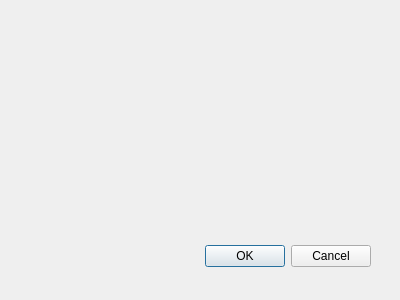
First picture: the form in utils/ShapesDemo/forms/subscribedialog.ui, repository eProsima/Fast-DDS, before the edit.
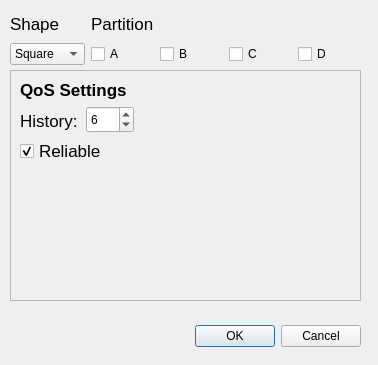
Second picture: the form after the edit.

Patch:
```diff
--- a/utils/ShapesDemo/forms/subscribedialog.ui
+++ b/utils/ShapesDemo/forms/subscribedialog.ui
@@ -8,8 +8,8 @@
    <rect>
     <x>0</x>
     <y>0</y>
-    <width>400</width>
-    <height>300</height>
+    <width>378</width>
+    <height>365</height>
    </rect>
   </property>
   <property name="windowTitle">
@@ -18,9 +18,9 @@
   <widget class="QDialogButtonBox" name="buttonBox">
    <property name="geometry">
     <rect>
-     <x>30</x>
-     <y>240</y>
-     <width>341</width>
+     <x>170</x>
+     <y>320</y>
+     <width>191</width>
      <height>32</height>
     </rect>
    </property>
@@ -31,6 +31,195 @@
     <set>QDialogButtonBox::Cancel|QDialogButtonBox::Ok</set>
    </property>
   </widget>
+  <widget class="QWidget" name="layoutWidget">
+   <property name="geometry">
+    <rect>
+     <x>10</x>
+     <y>10</y>
+     <width>351</width>
+     <height>55</height>
+    </rect>
+   </property>
+   <layout class="QGridLayout" name="gridLayout">
+    <item row="1" column="3">
+     <widget class="QCheckBox" name="checkBox_3">
+      <property name="text">
+       <string>C</string>
+      </property>
+     </widget>
+    </item>
+    <item row="1" column="1">
+     <widget class="QCheckBox" name="checkBox">
+      <property name="text">
+       <string>A</string>
+      </property>
+     </widget>
+    </item>
+    <item row="1" column="2">
+     <widget class="QCheckBox" name="checkBox_2">
+      <property name="text">
+       <string>B</string>
+      </property>
+     </widget>
+    </item>
+    <item row="0" column="0">
+     <widget class="QLabel" name="label_2">
+      <property name="font">
+       <font>
+        <pointsize>13</pointsize>
+       </font>
+      </property>
+      <property name="text">
+       <string>Shape</string>
+      </property>
+      <property name="textFormat">
+       <enum>Qt::AutoText</enum>
+      </property>
+     </widget>
+    </item>
+    <item row="0" column="1" colspan="2">
+     <widget class="QLabel" name="label_4">
+      <property name="font">
+       <font>
+        <pointsize>13</pointsize>
+       </font>
+      </property>
+      <property name="text">
+       <string>Partition</string>
+      </property>
+      <property name="textFormat">
+       <enum>Qt::AutoText</enum>
+      </property>
+     </widget>
+    </item>
+    <item row="1" column="0">
+     <widget class="QComboBox" name="combo_Shape">
+      <item>
+       <property name="text">
+        <string>Square</string>
+       </property>
+      </item>
+      <item>
+       <property name="text">
+        <string>Triangle</string>
+       </property>
+      </item>
+      <item>
+       <property name="text">
+        <string>Circle</string>
+       </property>
+      </item>
+     </widget>
+    </item>
+    <item row="1" column="4">
+     <widget class="QCheckBox" name="checkBox_4">
+      <property name="text">
+       <string>D</string>
+      </property>
+     </widget>
+    </item>
+   </layout>
+  </widget>
+  <widget class="QFrame" name="frame">
+   <property name="geometry">
+    <rect>
+     <x>10</x>
+     <y>70</y>
+     <width>351</width>
+     <height>231</height>
+    </rect>
+   </property>
+   <property name="frameShape">
+    <enum>QFrame::StyledPanel</enum>
+   </property>
+   <property name="frameShadow">
+    <enum>QFrame::Raised</enum>
+   </property>
+   <widget class="QLabel" name="label_5">
+    <property name="geometry">
+     <rect>
+      <x>10</x>
+      <y>10</y>
+      <width>111</width>
+      <height>20</height>
+     </rect>
+    </property>
+    <property name="font">
+     <font>
+      <pointsize>13</pointsize>
+      <weight>75</weight>
+      <bold>true</bold>
+     </font>
+    </property>
+    <property name="text">
+     <string>QoS Settings</string>
+    </property>
+    <property name="textFormat">
+     <enum>Qt::AutoText</enum>
+    </property>
+   </widget>
+   <widget class="QLabel" name="label_6">
+    <property name="geometry">
+     <rect>
+      <x>10</x>
+      <y>40</y>
+      <width>60</width>
+      <height>21</height>
+     </rect>
+    </property>
+    <property name="font">
+     <font>
+      <pointsize>13</pointsize>
+     </font>
+    </property>
+    <property name="text">
+     <string>History:</string>
+    </property>
+    <property name="textFormat">
+     <enum>Qt::AutoText</enum>
+    </property>
+   </widget>
+   <widget class="QSpinBox" name="spin_HistoryQos">
+    <property name="geometry">
+     <rect>
+      <x>76</x>
+      <y>36</y>
+      <width>48</width>
+      <height>27</height>
+     </rect>
+    </property>
+    <property name="minimum">
+     <number>1</number>
+    </property>
+    <property name="maximum">
+     <number>50</number>
+    </property>
+    <property name="value">
+     <number>6</number>
+    </property>
+   </widget>
+   <widget class="QCheckBox" name="checkBox_reliable">
+    <property name="geometry">
+     <rect>
+      <x>10</x>
+      <y>70</y>
+      <width>98</width>
+      <height>22</height>
+     </rect>
+    </property>
+    <property name="font">
+     <font>
+      <pointsize>13</pointsize>
+     </font>
+    </property>
+    <property name="text">
+     <string>Reliable</string>
+    </property>
+    <property name="checked">
+     <bool>true</bool>
+    </property>
+   </widget>
+  </widget>
  </widget>
  <pixmapfunction/>
  <resources/>
```
Left out of the diff: 5 changed lines with no effect on the pictures.
